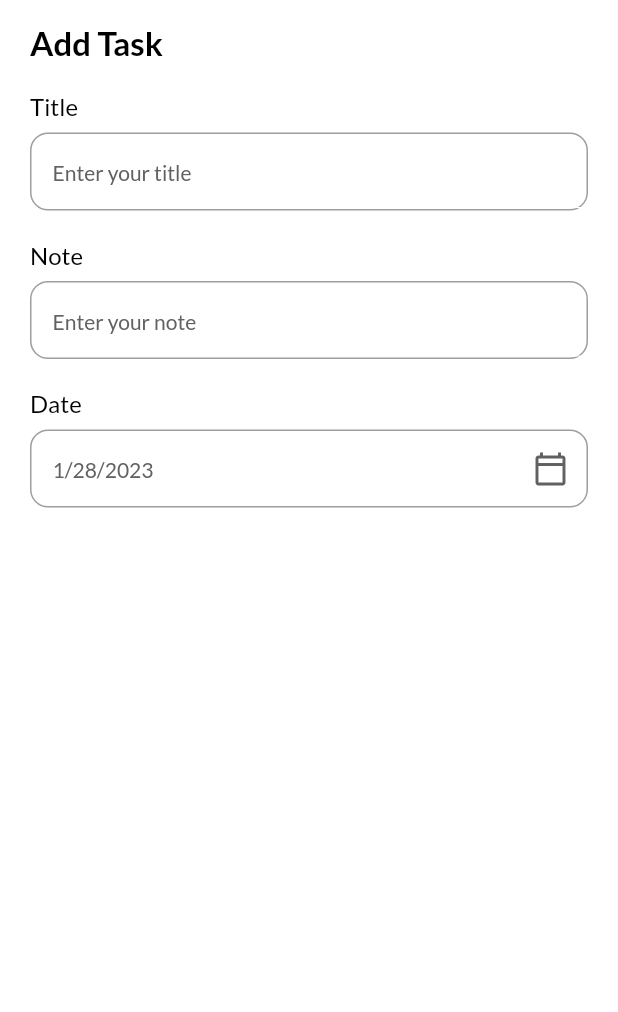
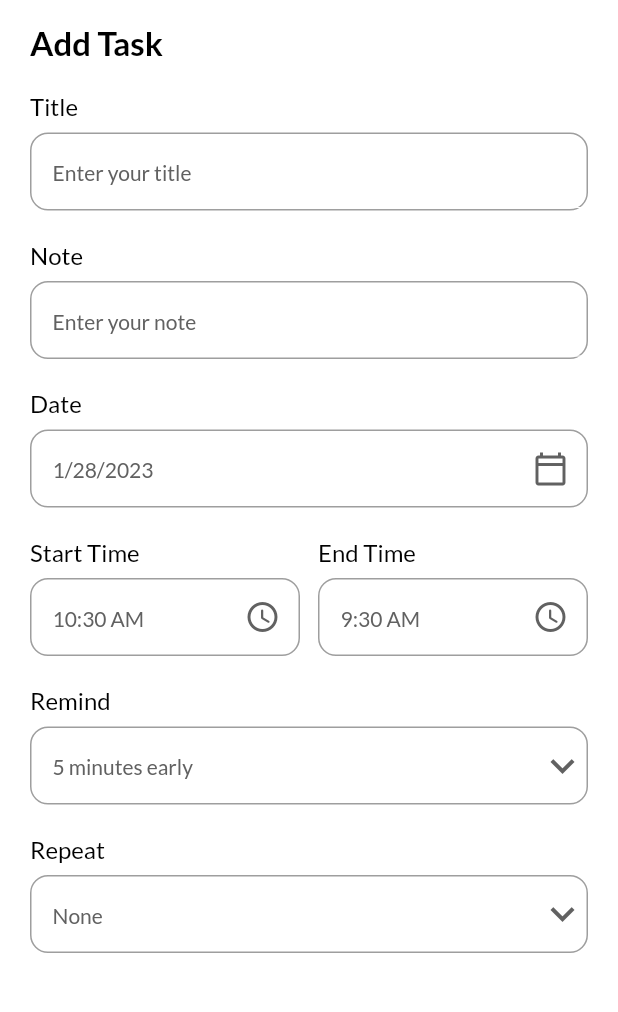
Before and after one commit to Hammad335/todo_app_getx, a Flutter app: the AddTaskPage screen opened by its route, on a phone screen of 412 x 824 dp, the part 61-1073 px from its top. Run offline on Flutter 3.47's test engine with Material 2 defaults, Android fonts, the phone set to English and light mode, and no system bars; our stand-ins replace date_picker_timeline, flutter_local_notifications, get, get_storage, google_fonts, timezone; accounts and stored records are empty.

Commit message:
add-task screen input-fields

```diff
--- /dev/null
+++ b/lib/constants/constants.dart
@@ -0,0 +1,7 @@
+const List<int> remindTimeList = [5, 10, 15, 20];
+const List<String> repeatTimeList = [
+  'None',
+  'Daily',
+  'Weekly',
+  'Monthly',
+];
--- a/lib/features/add_task_page/controller/task_page_controller.dart
+++ b/lib/features/add_task_page/controller/task_page_controller.dart
@@ -1,10 +1,28 @@
 import 'package:flutter/cupertino.dart';
+import 'package:flutter/material.dart';
 import 'package:get/get.dart';
+import 'package:intl/intl.dart';
 
 class TaskPageController extends GetxController {
+  late BuildContext context;
   Rx<DateTime> selectedDate = DateTime.now().obs;
   DateTime? datePicker;
+  RxString startTime = DateFormat('hh:mm a').format(DateTime.now()).obs;
+  RxString endTime = '9:30 AM'.obs;
+  RxInt selectedRemindTime = 5.obs;
+  RxString selectedRepeatTime = 'None'.obs;
   TextEditingController titleController = TextEditingController();
+
+  void setPickedTime(TimeOfDay? pickedTime, bool isStartTime) {
+    if (null != pickedTime) {
+      final formattedTime = pickedTime.format(context);
+      if (isStartTime) {
+        startTime.value = formattedTime;
+      } else {
+        endTime.value = formattedTime;
+      }
+    }
+  }
 
   void setPickedDate() {
     if (null != datePicker) {
--- a/lib/features/add_task_page/view/add_task_page.dart
+++ b/lib/features/add_task_page/view/add_task_page.dart
@@ -5,6 +5,7 @@ import 'package:todo_app_flutter/features/add_task_page/controller/task_page_con
 import 'package:todo_app_flutter/utils/utils.dart';
 import 'package:todo_app_flutter/themes/themes.dart';
 import '../../../widgets/input_field.dart';
+import '../../../constants/constants.dart';
 
 class AddTaskPage extends StatelessWidget {
   final TaskPageController _controller = Get.find<TaskPageController>();
@@ -12,6 +13,7 @@ class AddTaskPage extends StatelessWidget {
 
   @override
   Widget build(BuildContext context) {
+    _controller.context = context;
     return Scaffold(
       backgroundColor: context.theme.backgroundColor,
       appBar: Utils.customAppBar(context: context),
@@ -43,16 +45,101 @@ class AddTaskPage extends StatelessWidget {
                     },
                     icon: Icon(
                       Icons.calendar_today_outlined,
-                      color: Get.isDarkMode ? white : greyDark,
+                      color: iconColor,
                     ),
                   ),
                 ),
               ),
+              Obx(
+                () => Row(
+                  children: [
+                    Expanded(
+                      child: InputField(
+                        title: 'Start Time',
+                        hint: _controller.startTime.value,
+                        widget: IconButton(
+                          onPressed: () {
+                            _showTimePicker(
+                                context: context, isStartTime: true);
+                          },
+                          icon: Icon(
+                            Icons.access_time_rounded,
+                            color: iconColor,
+                          ),
+                        ),
+                      ),
+                    ),
+                    const SizedBox(width: 12),
+                    Expanded(
+                      child: InputField(
+                        title: 'End Time',
+                        hint: _controller.endTime.value,
+                        widget: IconButton(
+                          onPressed: () {
+                            _showTimePicker(
+                                context: context, isStartTime: false);
+                          },
+                          icon: Icon(
+                            Icons.access_time_rounded,
+                            color: iconColor,
+                          ),
+                        ),
+                      ),
+                    ),
+                  ],
+                ),
+              ),
+              for (int i = 0; i < 2; i++)
+                Obx(
+                  () => InputField(
+                    title: i == 0 ? 'Remind' : 'Repeat',
+                    hint: i == 0
+                        ? '${_controller.selectedRemindTime.value} minutes early'
+                        : '${_controller.selectedRepeatTime}',
+                    widget: DropdownButton(
+                      icon: Icon(
+                        Icons.keyboard_arrow_down,
+                        color: iconColor,
+                      ),
+                      iconSize: 32,
+                      elevation: 4,
+                      underline: const SizedBox.shrink(),
+                      borderRadius: BorderRadius.circular(10),
+                      onChanged: (value) {
+                        i == 0
+                            ? _controller.selectedRemindTime.value =
+                                int.parse(value!)
+                            : _controller.selectedRepeatTime.value = value!;
+                      },
+                      items: ((i == 0 ? remindTimeList : repeatTimeList))
+                          .map<DropdownMenuItem<String>>((value) {
+                        return DropdownMenuItem<String>(
+                          value: value.toString(),
+                          child: Text(value.toString()),
+                        );
+                      }).toList(),
+                    ),
+                  ),
+                ),
             ],
           ),
         ),
       ),
     );
+  }
+
+  _showTimePicker(
+      {required BuildContext context, required bool isStartTime}) async {
+    TimeOfDay? pickedTime = await showTimePicker(
+      context: context,
+      initialTime: TimeOfDay(
+        hour: int.parse(_controller.startTime.value.split(':')[0]),
+        minute:
+            int.parse(_controller.startTime.value.split(':')[1].split(' ')[0]),
+      ),
+      initialEntryMode: TimePickerEntryMode.dial,
+    );
+    _controller.setPickedTime(pickedTime, isStartTime);
   }
 
   _getDateFromUser(BuildContext context) async {
--- a/lib/themes/themes.dart
+++ b/lib/themes/themes.dart
@@ -14,6 +14,7 @@ const Color darkGrey = Color(0xFF121212);
 const Color headerDark = Color(0xFF424242);
 const Color primaryLight = blue;
 const Color primaryDark = darkGrey;
+Color? iconColor = Get.isDarkMode ? white : greyDark;
 
 class Themes {
   static final light = ThemeData(
```
Also changed, not shown: pubspec.lock, 1 other file.
